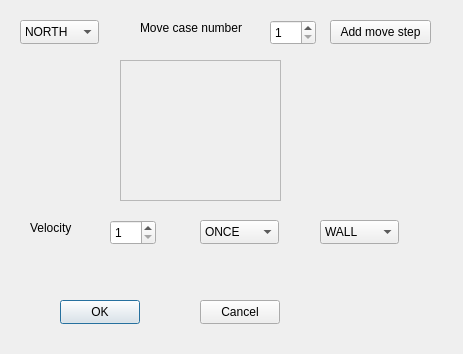
LeVirus/NietLevelEditor, file NietLevelEditor/MoveableWallForm.ui: the form before one commit.
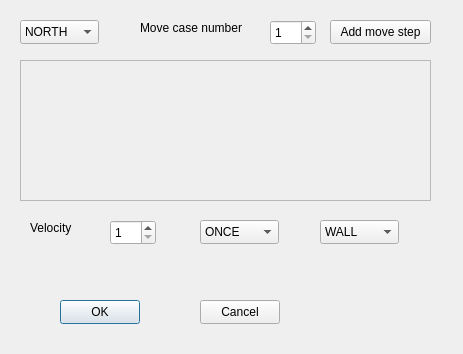
The form after the commit.

Commit message: Fix wall select crash. Add move wall step.

Patch:
```diff
--- a/NietLevelEditor/MoveableWallForm.ui
+++ b/NietLevelEditor/MoveableWallForm.ui
@@ -42,9 +42,9 @@
   <widget class="QScrollArea" name="scrollArea">
    <property name="geometry">
     <rect>
-     <x>120</x>
+     <x>20</x>
      <y>60</y>
-     <width>161</width>
+     <width>411</width>
      <height>141</height>
     </rect>
    </property>
@@ -56,7 +56,7 @@
      <rect>
       <x>0</x>
       <y>0</y>
-      <width>159</width>
+      <width>409</width>
       <height>139</height>
      </rect>
     </property>
```
The commit also changes 7 other files.
